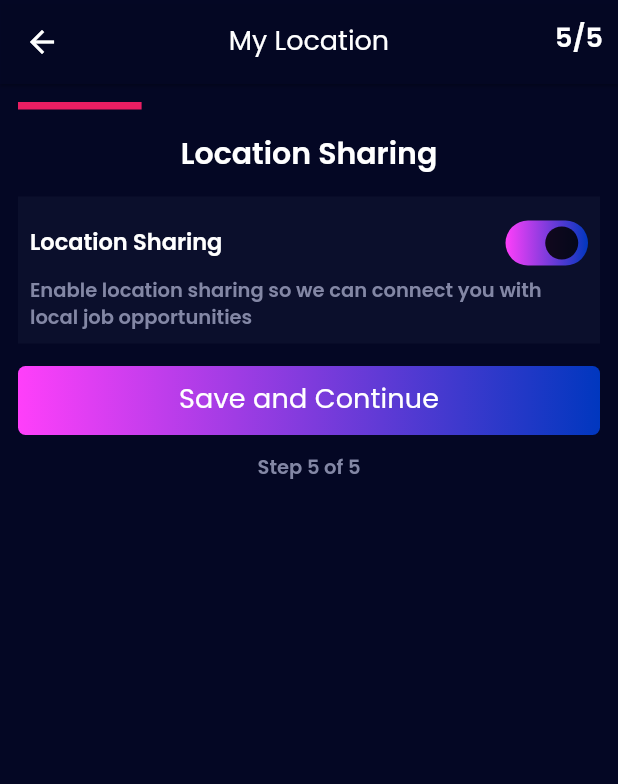
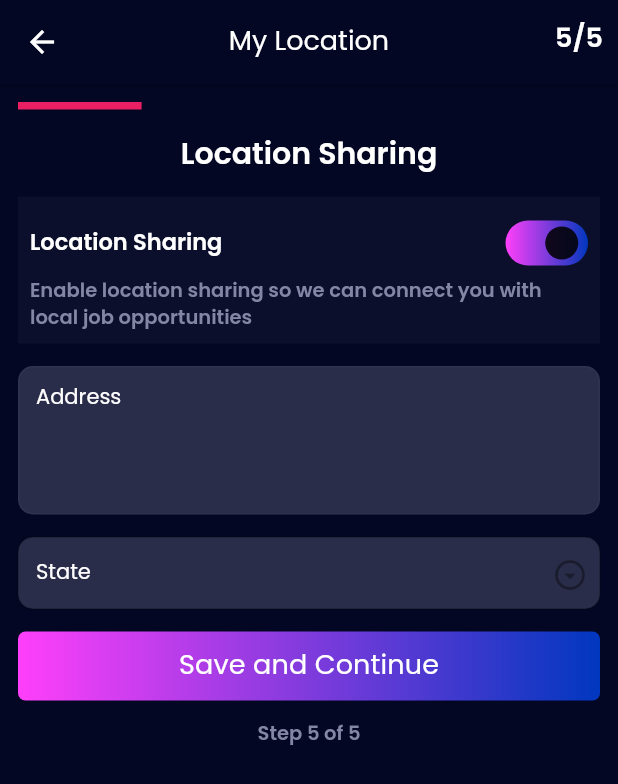
Before and after one commit to fluttertutorialin/mvpeventstaffing, a Flutter app: the StepLocationSharePage screen opened by its route, on a phone screen of 412 x 824 dp. Shown: the top 784 px of the screen. Run offline on Flutter 3.47's test engine with Material 2 defaults, Android fonts, the phone set to English and light mode, and no system bars; our stand-ins replace get, google_fonts, pin_code_text_field.

Commit message:
my location add address, state

```diff
--- a/lib/resource/app_value.dart
+++ b/lib/resource/app_value.dart
@@ -93,6 +93,8 @@ const String emergencyContactHintString = 'spouse, friend, etc.';
 const String emergencyContactPhoneHintStep = '(###) ###-####';
 const String chooseFileHintString = 'choose file';
 const String searchHintString = 'Search Event';
+const String addressHintString = 'Address';
+const String stateHintString = 'State';
 
 const String homeBottomMenu = 'Home';
 const String eventsBottomMenu = 'Events';
--- a/lib/ui/component/text_field_component.dart
+++ b/lib/ui/component/text_field_component.dart
@@ -105,6 +105,6 @@ class TextFieldComponent extends StatelessWidget {
                     ? null
                     : SizedBox(width: 40, child: suffixIcon),
                 suffixIconConstraints: suffixIconConstraints ??
-                    const BoxConstraints(maxHeight: 16, maxWidth: 51)));
+                    const BoxConstraints(maxHeight: 22, maxWidth: 51)));
   }
 }
--- a/lib/ui/page/step_profile/step_location_share_page.dart
+++ b/lib/ui/page/step_profile/step_location_share_page.dart
@@ -1,5 +1,6 @@
 import 'package:flutter/material.dart';
 import 'package:get/get.dart';
+import 'package:mvpeventstaffing/ui/component/text_field_component.dart';
 import '../../../route_navigation/route.dart';
 import '../../widget/custom_switch.dart';
 import '../../../resource/app_color.dart';
@@ -56,8 +57,7 @@ class StepLocationSharePage extends StatelessWidget {
                                           fontSize: 15,
                                           fontWeight: FontWeight.w600))),
                               const Spacer(),
-                               CustomSwitch(
-                                      value: true, onChanged: (value) {})
+                              CustomSwitch(value: true, onChanged: (value) {})
                             ]),
                             Text(enableLocationStep,
                                 style: Get.textTheme.headline1!.merge(
@@ -66,6 +66,16 @@ class StepLocationSharePage extends StatelessWidget {
                                         fontSize: 13,
                                         fontWeight: FontWeight.w600)))
                           ])),
+                      const SizedBox(height: 15),
+                      const TextFieldComponent(
+                          labelText: addressHintString,
+                          minLines: 5,
+                          maxLines: 5),
+                      const SizedBox(height: 15),
+                      const TextFieldComponent(
+                          labelText: stateHintString,
+                          enabled: false,
+                          suffixIcon: Icon(Icons.arrow_drop_down_circle_outlined)),
                       const SizedBox(height: 15),
                       InkWell(
                           onTap: () {
```
Also changed, not shown: lib/ui/page/otp_success_page.dart (+4 -4 lines). Lines whose indentation alone changed are shown as unchanged.
